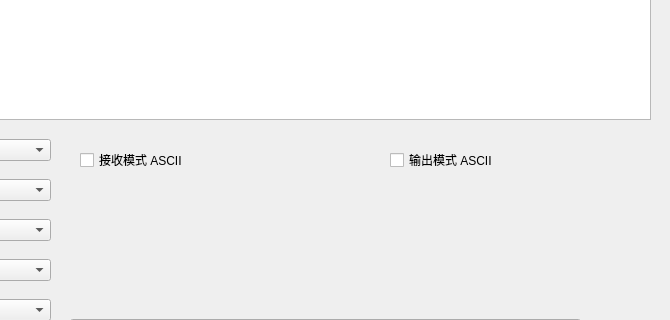
First picture: the form in serial/mainwindow.ui, repository dichi/SerialBasedonQt, before the edit; both pictures show x 130 to 800 and y 111 to 431 of the 800 by 580 pixel window.
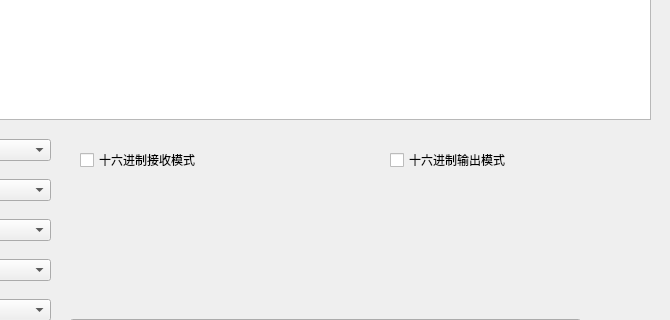
Second picture: the form after the edit.

Commit message: 1.新增十六进制限制，默认是字符模式

The edit to the form file:
```diff
--- a/serial/mainwindow.ui
+++ b/serial/mainwindow.ui
@@ -306,7 +306,7 @@
      </rect>
     </property>
     <property name="text">
-     <string>接收模式 ASCII</string>
+     <string>十六进制接收模式</string>
     </property>
    </widget>
    <widget class="QCheckBox" name="outputform_2">
@@ -314,12 +314,12 @@
      <rect>
       <x>520</x>
       <y>260</y>
-      <width>111</width>
+      <width>121</width>
       <height>22</height>
      </rect>
     </property>
     <property name="text">
-     <string>输出模式 ASCII</string>
+     <string>十六进制输出模式</string>
     </property>
    </widget>
   </widget>
```
The commit also changes 1 other file.
